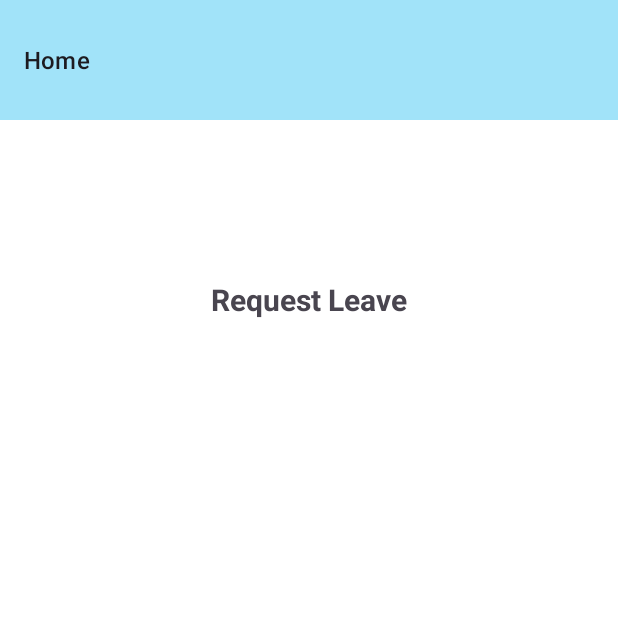
After one commit to StaffSwap/AndroidApp, an Android app: the fragment RequestLeaveFragment placed in its activity, on a phone screen of 412 x 824 dp, the top half of it. The commit adds this screen. Run offline under Robolectric (Android 15) with nearby library versions, the phone set to English and light mode, and no system bars.

Commit message:
add navigation and fragments

```diff
--- a/StaffSwap/app/src/main/java/com/example/staffswap/SplashScreenActivity.java
+++ b/StaffSwap/app/src/main/java/com/example/staffswap/SplashScreenActivity.java
@@ -29,7 +29,7 @@ public class SplashScreenActivity extends AppCompatActivity {
 
         new Handler().postDelayed(() -> {
 
-            Intent intent= new Intent(SplashScreenActivity.this , UserLoginActivity.class);
+            Intent intent= new Intent(SplashScreenActivity.this , UserHomeActivity.class);
             startActivity(intent);
             finish();
 
--- /dev/null
+++ b/StaffSwap/app/src/main/java/com/example/staffswap/UserHomeActivity.java
@@ -0,0 +1,85 @@
+package com.example.staffswap;
+
+import android.os.Bundle;
+import android.view.MenuItem;
+import android.widget.Toolbar;
+
+import androidx.activity.EdgeToEdge;
+import androidx.annotation.NonNull;
+import androidx.appcompat.app.AppCompatActivity;
+import androidx.core.graphics.Insets;
+import androidx.core.view.ViewCompat;
+import androidx.core.view.WindowInsetsCompat;
+import androidx.drawerlayout.widget.DrawerLayout;
+import androidx.fragment.app.Fragment;
+import androidx.fragment.app.FragmentManager;
+import androidx.fragment.app.FragmentTransaction;
+
+import com.example.staffswap.navigations.AddNoteFragment;
+import com.example.staffswap.navigations.DashboardFragment;
+import com.example.staffswap.navigations.RequestLeaveFragment;
+import com.example.staffswap.navigations.TimeTableFragment;
+import com.google.android.material.navigation.NavigationView;
+
+public class UserHomeActivity extends AppCompatActivity {
+
+    @Override
+    protected void onCreate(Bundle savedInstanceState) {
+        super.onCreate(savedInstanceState);
+        EdgeToEdge.enable(this);
+        setContentView(R.layout.activity_user_home);
+        ViewCompat.setOnApplyWindowInsetsListener(findViewById(R.id.drawerLayout1), (v, insets) -> {
+            Insets systemBars = insets.getInsets(WindowInsetsCompat.Type.systemBars());
+            v.setPadding(systemBars.left, systemBars.top, systemBars.right, systemBars.bottom);
+            return insets;
+        });
+
+        DrawerLayout drawerLayout1 = findViewById(R.id.drawerLayout1);
+        NavigationView navigationView1 = findViewById(R.id.navigationView1);
+//        Toolbar toolbar =  findViewById(R.id.toolbar001);
+
+        navigationView1.setNavigationItemSelectedListener(new NavigationView.OnNavigationItemSelectedListener() {
+            @Override
+            public boolean onNavigationItemSelected(@NonNull MenuItem item) {
+
+                if (item.getItemId() == R.id.menu_dashboard){
+
+                    loadFragment(new DashboardFragment());
+
+                }if (item.getItemId() == R.id.menu_req_leave){
+
+                    loadFragment(new RequestLeaveFragment());
+
+                }
+                if (item.getItemId() == R.id.menu_time_table){
+
+                    loadFragment(new TimeTableFragment());
+
+                }
+                if (item.getItemId() == R.id.menu_note){
+
+                    loadFragment(new AddNoteFragment());
+
+                }
+                drawerLayout1.closeDrawers();
+
+                return true;
+            }
+        });
+
+
+
+
+
+    }
+
+
+    private void loadFragment(Fragment fragment){
+
+        FragmentManager fragmentManager = getSupportFragmentManager();
+        FragmentTransaction fragmentTransaction = fragmentManager.beginTransaction();
+        fragmentTransaction.replace(R.id.fragment_container_view1, fragment,null)
+                .setReorderingAllowed(true)
+                .commit();
+    }
+}
--- /dev/null
+++ b/StaffSwap/app/src/main/java/com/example/staffswap/navigations/RequestLeaveFragment.java
@@ -0,0 +1,23 @@
+package com.example.staffswap.navigations;
+
+import android.os.Bundle;
+
+import androidx.fragment.app.Fragment;
+
+import android.view.LayoutInflater;
+import android.view.View;
+import android.view.ViewGroup;
+
+import com.example.staffswap.R;
+
+public class RequestLeaveFragment extends Fragment {
+
+
+
+    @Override
+    public View onCreateView(LayoutInflater inflater, ViewGroup container,
+                             Bundle savedInstanceState) {
+        // Inflate the layout for this fragment
+        return inflater.inflate(R.layout.fragment_request_leave, container, false);
+    }
+}
--- /dev/null
+++ b/StaffSwap/app/src/main/res/layout/activity_user_home.xml
@@ -0,0 +1,57 @@
+<?xml version="1.0" encoding="utf-8"?>
+<androidx.drawerlayout.widget.DrawerLayout xmlns:android="http://schemas.android.com/apk/res/android"
+    xmlns:app="http://schemas.android.com/apk/res-auto"
+    android:id="@+id/drawerLayout1"
+    android:layout_width="match_parent"
+    android:layout_height="match_parent"
+    android:fitsSystemWindows="true"
+    android:background="@color/white">
+
+    <!--    Content-->
+
+    <LinearLayout
+        android:id="@+id/linear_layout1"
+        android:layout_width="match_parent"
+        android:layout_height="match_parent"
+        android:orientation="vertical">
+
+                <androidx.appcompat.widget.Toolbar
+                    android:id="@+id/toolbar001"
+                    android:layout_width="match_parent"
+                    android:layout_height="80dp"
+                    android:background="@color/blue_3"
+                    app:subtitle="Home"
+                    />
+
+        <FrameLayout
+            android:id="@+id/frame_layout1"
+            android:layout_width="match_parent"
+            android:layout_height="match_parent">
+
+            <androidx.fragment.app.FragmentContainerView
+                android:id="@+id/fragment_container_view1"
+                android:layout_width="match_parent"
+                android:layout_height="904dp" />
+
+        </FrameLayout>
+
+
+
+
+    </LinearLayout>
+
+
+    <!--    Content-->
+
+
+    <com.google.android.material.navigation.NavigationView
+        android:id="@+id/navigationView1"
+        android:layout_width="wrap_content"
+        android:layout_height="match_parent"
+        android:layout_gravity="start"
+        app:headerLayout="@layout/nav_header"
+        app:menu="@menu/navigation_menu" />
+
+
+
+</androidx.drawerlayout.widget.DrawerLayout>
--- /dev/null
+++ b/StaffSwap/app/src/main/res/layout/fragment_request_leave.xml
@@ -0,0 +1,28 @@
+<?xml version="1.0" encoding="utf-8"?>
+<androidx.constraintlayout.widget.ConstraintLayout xmlns:android="http://schemas.android.com/apk/res/android"
+    xmlns:app="http://schemas.android.com/apk/res-auto"
+    xmlns:tools="http://schemas.android.com/tools"
+    android:id="@+id/frameLayout"
+    android:layout_width="match_parent"
+    android:layout_height="match_parent"
+    tools:context=".navigations.RequestLeaveFragment" >
+
+    <androidx.constraintlayout.widget.ConstraintLayout
+        android:layout_width="match_parent"
+        android:layout_height="match_parent">
+
+        <TextView
+            android:id="@+id/textView5"
+            android:layout_width="wrap_content"
+            android:layout_height="wrap_content"
+            android:layout_marginStart="24dp"
+            android:layout_marginTop="106dp"
+            android:layout_marginEnd="24dp"
+            android:text="Request Leave"
+            android:textSize="20sp"
+            android:textStyle="bold"
+            app:layout_constraintEnd_toEndOf="parent"
+            app:layout_constraintStart_toStartOf="parent"
+            app:layout_constraintTop_toTopOf="parent" />
+    </androidx.constraintlayout.widget.ConstraintLayout>
+</androidx.constraintlayout.widget.ConstraintLayout>
--- /dev/null
+++ b/StaffSwap/app/src/main/res/menu/navigation_menu.xml
@@ -0,0 +1,36 @@
+<?xml version="1.0" encoding="utf-8"?>
+<menu xmlns:android="http://schemas.android.com/apk/res/android">
+
+    <group android:checkableBehavior="single">
+
+        <item
+            android:id="@+id/menu_dashboard"
+            android:title="Dashboard"
+            android:icon="@drawable/dashboard"
+            />
+        <item
+            android:id="@+id/menu_req_leave"
+            android:title="Request leave"
+            android:icon="@drawable/leave"
+            />
+
+        <item
+            android:id="@+id/menu_time_table"
+            android:title="Time Table"
+            android:icon="@drawable/timetable"
+            />
+
+        <item
+            android:id="@+id/menu_note"
+            android:title="Add Note"
+            android:icon="@drawable/note"
+            />
+
+
+
+
+
+    </group>
+
+
+</menu>
--- a/StaffSwap/app/src/main/res/values/strings.xml
+++ b/StaffSwap/app/src/main/res/values/strings.xml
@@ -1,3 +1,5 @@
 <resources>
     <string name="app_name">StaffSwap</string>
+    <!-- TODO: Remove or change this placeholder text -->
+    <string name="hello_blank_fragment">Hello blank fragment</string>
 </resources>
```
Also changed, not shown: StaffSwap/app/src/main/AndroidManifest.xml (+6 -6 lines), StaffSwap/app/src/main/java/com/example/staffswap/navigations/AddNoteFragment.java (added, +24 -0 lines), StaffSwap/app/src/main/java/com/example/staffswap/navigations/DashboardFragment.java (added, +24 -0 lines), StaffSwap/app/src/main/java/com/example/staffswap/navigations/TimeTableFragment.java (added, +24 -0 lines), StaffSwap/app/src/main/res/layout/fragment_add_note.xml (added, +22 -0 lines), StaffSwap/app/src/main/res/layout/fragment_dashboard.xml (added, +22 -0 lines), StaffSwap/app/src/main/res/layout/fragment_time_table.xml (added, +22 -0 lines), StaffSwap/app/src/main/res/layout/nav_header.xml (added, +40 -0 lines).
